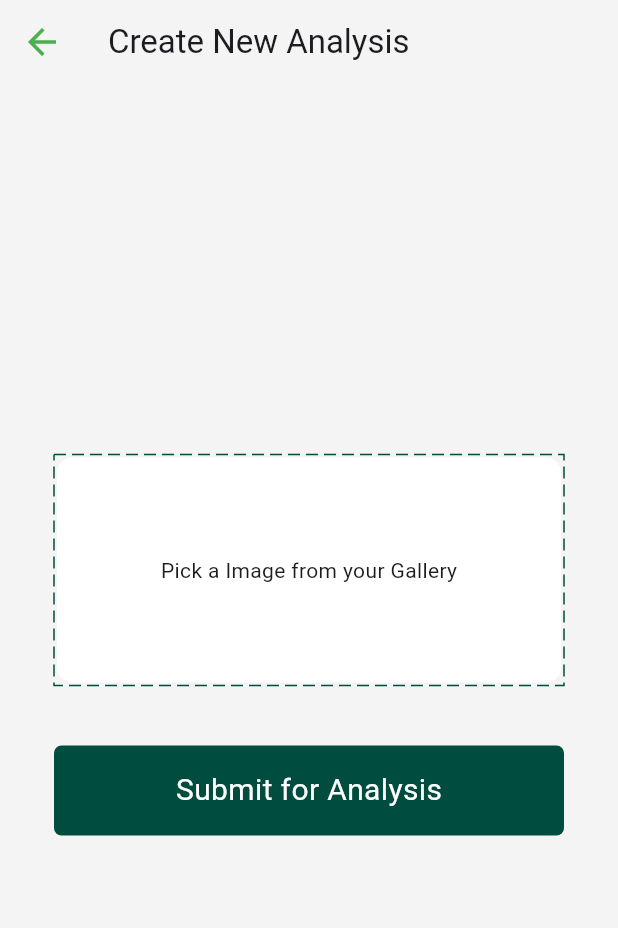
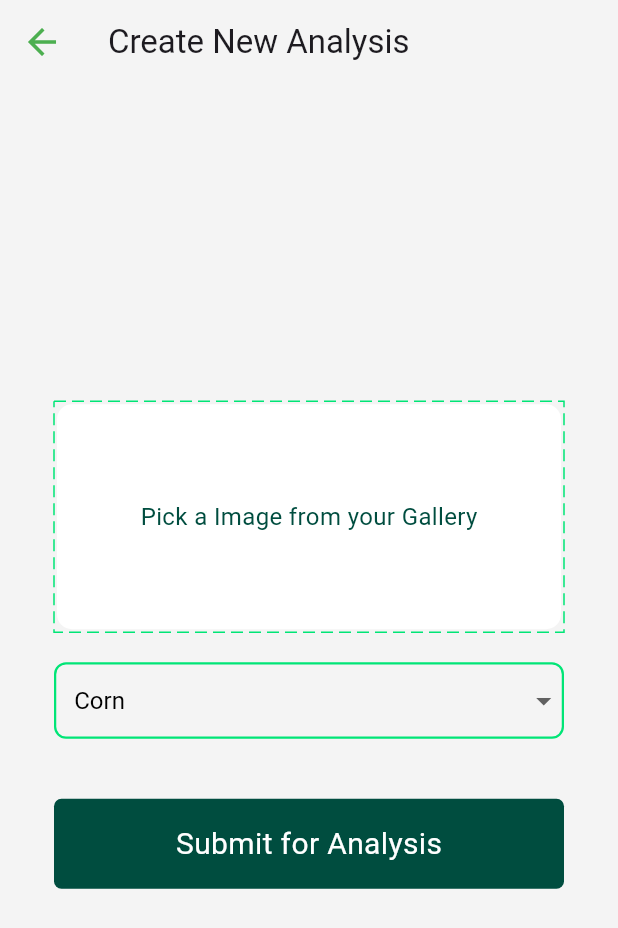
Before and after one commit to SIH-CodeFusers/Aigro-App, a Flutter app: the UploadImage screen opened by its route, on a phone screen of 412 x 824 dp. Shown: the top 928 px of the screen. Run offline on Flutter 3.47's test engine with Material 3 defaults, Android fonts, the phone set to English and light mode, and no system bars; drawn by our look-alikes of dotted_border; our stand-ins replace firebase_core, firebase_storage, flutter_feather_icons, flutter_map, font_awesome_flutter, google_generative_ai and 7 more; missing offline and left inert: tflite_v2; accounts and stored records are empty; network calls fail.

```diff
--- a/lib/pages/upload_image.dart
+++ b/lib/pages/upload_image.dart
@@ -1,9 +1,12 @@
 import 'dart:io';
 import 'dart:convert';
+import 'package:aigro/local_db/db.dart';
 import 'package:aigro/pages/image_analysis.dart';
+import 'package:aigro/secret.dart';
 import 'package:dotted_border/dotted_border.dart';
 import 'package:firebase_storage/firebase_storage.dart';
 import 'package:flutter/material.dart';
+import 'package:hive/hive.dart';
 import 'package:image_picker/image_picker.dart';
 import 'package:http/http.dart' as http;
 import 'package:mime/mime.dart';
@@ -19,6 +22,26 @@ class _UploadImageState extends State<UploadImage> {
   File? _cropImage;
   bool uploaded=false;
   bool isAnalyzing=false;
+  String selectedCrop = "Corn";
+
+  final List<String> cropOptions = [
+    "Corn",
+    "Tomato",
+    "Rice",
+    "Apple",
+    "Mango",
+    "Banana",
+    "Tea",
+  ];
+
+  final infobox = Hive.box("BasicInfo-db");
+  BasicDB bdb = BasicDB();
+
+   @override
+  void initState() {
+    bdb.loadDataInfo();
+    super.initState();
+  }
 
   Future<void> _pickImage() async {
     final XFile? image = await _picker.pickImage(source: ImageSource.gallery);
@@ -76,11 +99,11 @@ class _UploadImageState extends State<UploadImage> {
     const analysisUrl = 'https://api.thefuturetech.xyz/api/imageAnalysis/newAnalysis';
 
     final data = {
-      "useruid": "user_2ozYA1JorKYVMjC0kVNdnLTLevt",
-      "cropName": "Rice",
+      "useruid":BACKEND_UID,
+      "cropName": selectedCrop,
       "cropImage": imgURL,
-      "block": "DHANIAKHALI",
-      "pinCode": "700042"
+      "block": bdb.userBlock,
+      "pinCode": bdb.userPin,
     };
 
     final response = await http.post(
@@ -123,13 +146,6 @@ class _UploadImageState extends State<UploadImage> {
     );
   }
 
-  @override
-  void initState() {
-
-    // TODO: implement initState
-    super.initState();
-
-  }
 
   @override
   Widget build(BuildContext context) {
@@ -156,7 +172,7 @@ class _UploadImageState extends State<UploadImage> {
                 child: GestureDetector(
                   onTap: _pickImage,
                   child: DottedBorder(
-                        color: context.theme.primaryColorDark,
+                        color: context.theme.cardColor,
                         dashPattern: [8, 4],
                         strokeWidth: 1,
                     child: Container(
@@ -167,9 +183,49 @@ class _UploadImageState extends State<UploadImage> {
                         borderRadius: BorderRadius.circular(10),
                       ),
                       child: Center(
-                        child: Text('Pick a Image from your Gallery')
+                        child: Text('Pick a Image from your Gallery',
+                          style: TextStyle(color: context.theme.primaryColorDark,fontSize: 16),
+                        )
                       ),
                     ),
+                  ),
+                ),
+              ),
+              SizedBox(height: 20,),
+              Padding(
+                padding: const EdgeInsets.symmetric(horizontal: 20),
+                child: Container(
+                  width: double.infinity,
+                  decoration: BoxDecoration(
+                    border: Border.all(
+                      color: context.theme.cardColor,
+                      width: 1.5,
+                    ),
+                    borderRadius: BorderRadius.circular(8),
+                  ),
+                  child: DropdownButton<String>(
+                    value: selectedCrop,
+                    onChanged: (String? newValue) {
+                      setState(() {
+                        selectedCrop = newValue!;
+                      });
+                    },
+                    items: cropOptions.map<DropdownMenuItem<String>>((String crop) {
+                      return DropdownMenuItem<String>(
+                        value: crop,
+                        child: Padding(
+                          padding: const EdgeInsets.symmetric(horizontal: 12.0),
+                          child: Text(crop),
+                        ),
+                      );
+                    }).toList(),
+                    isExpanded: true,
+                    underline: SizedBox(),
+                    style: TextStyle(
+                      fontSize: 16,
+                      color: Colors.black,
+                    ),
+                    icon: Icon(Icons.arrow_drop_down),
                   ),
                 ),
               ),
@@ -209,10 +265,10 @@ class _UploadImageState extends State<UploadImage> {
                   child: GestureDetector(
                     onTap: () {
                       // _uploadAndAnalyzeImage();
-                      Navigator.pushAndRemoveUntil(
+                     Navigator.pushAndRemoveUntil(
                         context,
                         MaterialPageRoute(builder: (context) => ImageAnalysis()),
-                        (Route<dynamic> route) => true,
+                        (Route<dynamic> route) => route.isFirst,
                       );
                     },
                     child: Container(
```
Also changed, not shown: lib/pages/image_analysis.dart (+95 -114 lines).
